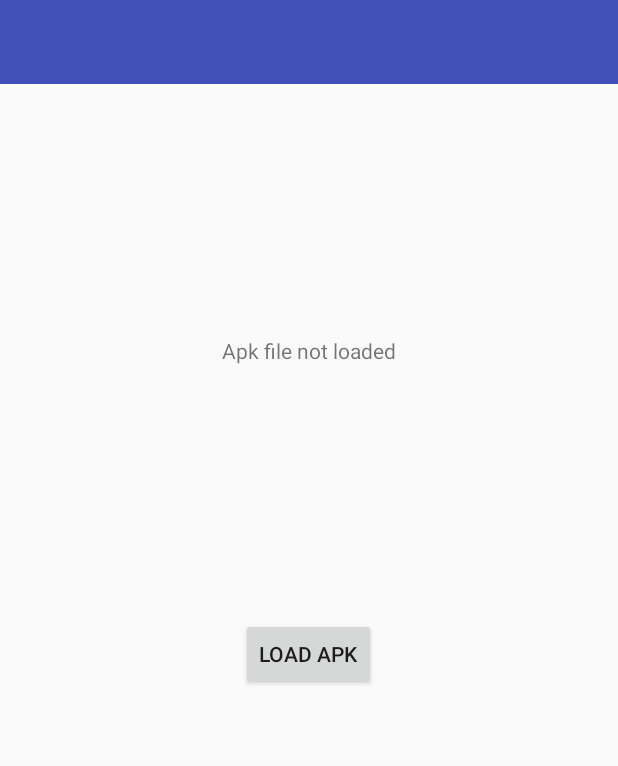
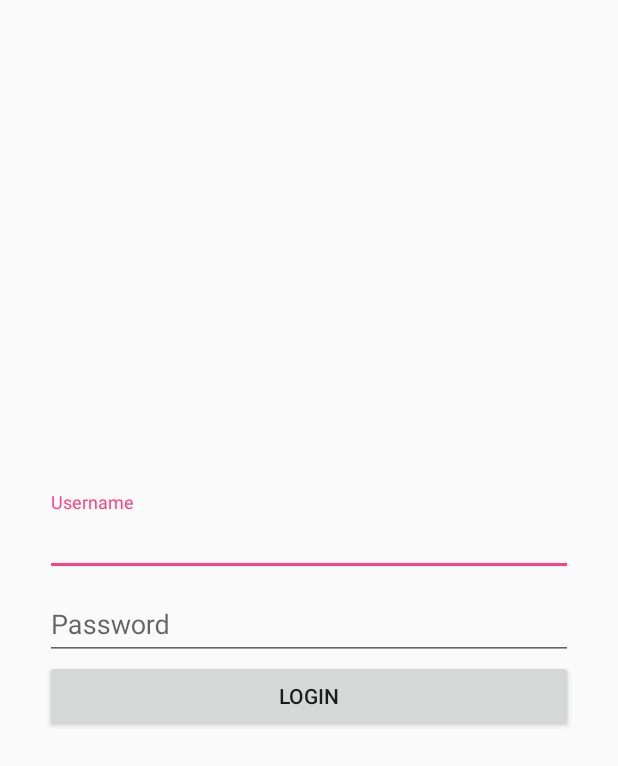
Before and after one commit to ogiba/AlphaBox, an Android app: the screen it shows after launch (MainActivity before the commit, LoginActivity after it), on a phone screen of 412 x 824 dp. Shown: the top 766 px of the screen. Run offline under Robolectric (Android 15) with nearby library versions, the phone set to English and light mode, and no system bars; our stand-ins replace ButterKnife, Firebase (no records; nobody signed in at launch, a user with empty details on screens opened directly).

Commit message:
Started integrating application with Firebase App. Created Acitivty and Presenter for Login screen

```diff
--- a/app/build.gradle
+++ b/app/build.gradle
@@ -24,9 +24,15 @@ dependencies {
     androidTestCompile('com.android.support.test.espresso:espresso-core:2.2.2', {
         exclude group: 'com.android.support', module: 'support-annotations'
     })
+    compile 'com.android.support:design:25.3.1'
     compile 'com.android.support:appcompat-v7:25.3.1'
     compile 'com.android.support.constraint:constraint-layout:1.0.2'
+    compile 'com.jakewharton:butterknife:8.6.0'
+    compile 'com.google.firebase:firebase-auth:10.0.1'
     testCompile 'junit:junit:4.12'
-    compile 'com.jakewharton:butterknife:8.6.0'
     annotationProcessor 'com.jakewharton:butterknife-compiler:8.6.0'
 }
+
+
+
+apply plugin: 'com.google.gms.google-services'
--- a/app/src/main/AndroidManifest.xml
+++ b/app/src/main/AndroidManifest.xml
@@ -12,10 +12,14 @@
         android:roundIcon="@mipmap/ic_launcher_round"
         android:supportsRtl="true"
         android:theme="@style/AppTheme">
-        <activity android:name=".Scenes.MainActivity"
+        <activity
+            android:name=".Scenes.Menu.MainActivity"
+            android:screenOrientation="portrait">
+        </activity>
+        <activity android:name=".Scenes.Login.LoginActivity"
             android:screenOrientation="portrait">
             <intent-filter>
-                <action android:name="android.intent.action.MAIN"/>
+                <action android:name="android.intent.action.MAIN" />
 
                 <category android:name="android.intent.category.LAUNCHER" />
             </intent-filter>
--- /dev/null
+++ b/app/src/main/java/pl/alphabox/Scenes/Login/ILoginPresenter.java
@@ -0,0 +1,11 @@
+package pl.alphabox.Scenes.Login;
+
+/**
+ * Created by ogiba on 04.07.2017.
+ */
+
+public interface ILoginPresenter {
+    void loginUser(String username, String pw);
+    void prepareLoginSystem();
+    void releaseLoginSystem();
+}
--- /dev/null
+++ b/app/src/main/java/pl/alphabox/Scenes/Login/ILoginView.java
@@ -0,0 +1,10 @@
+package pl.alphabox.Scenes.Login;
+
+/**
+ * Created by ogiba on 04.07.2017.
+ */
+
+public interface ILoginView {
+    void onLoginFailed(String resInfo);
+    void onLoginFailed(int resInfo);
+}
--- /dev/null
+++ b/app/src/main/java/pl/alphabox/Scenes/Login/LoginActivity.java
@@ -0,0 +1,71 @@
+package pl.alphabox.Scenes.Login;
+
+import android.os.Bundle;
+import android.support.design.widget.TextInputEditText;
+import android.support.v7.app.AppCompatActivity;
+import android.widget.Button;
+import android.widget.EditText;
+import android.widget.Toast;
+
+import butterknife.BindView;
+import butterknife.ButterKnife;
+import butterknife.OnClick;
+import pl.alphabox.R;
+
+public class LoginActivity extends AppCompatActivity implements ILoginView {
+
+    @BindView(R.id.et_username_field)
+    protected TextInputEditText usernameEditText;
+    @BindView(R.id.et_password_field)
+    protected TextInputEditText passwordEditText;
+    @BindView(R.id.btn_login_user)
+    protected Button loginUserBtn;
+
+    private ILoginPresenter presenter;
+
+    @Override
+    protected void onCreate(Bundle savedInstanceState) {
+        super.onCreate(savedInstanceState);
+        setContentView(R.layout.activity_login);
+        ButterKnife.bind(this);
+
+        setupPresenter();
+    }
+
+    @Override
+    protected void onStart() {
+        super.onStart();
+
+        this.presenter.prepareLoginSystem();
+    }
+
+    @Override
+    protected void onStop() {
+        super.onStop();
+
+        this.presenter.releaseLoginSystem();
+    }
+
+    @OnClick(R.id.btn_login_user)
+    protected void loginUserAction() {
+        final String username = this.usernameEditText.getText().toString();
+        final String password = this.passwordEditText.getText().toString();
+
+        if (!username.isEmpty() && !password.isEmpty())
+            this.presenter.loginUser(username, password);
+    }
+
+    @Override
+    public void onLoginFailed(String resInfo) {
+        Toast.makeText(this, resInfo, Toast.LENGTH_SHORT).show();
+    }
+
+    @Override
+    public void onLoginFailed(int resInfo) {
+        Toast.makeText(this, resInfo, Toast.LENGTH_SHORT).show();
+    }
+
+    private void setupPresenter() {
+        this.presenter = new LoginPresenter(this);
+    }
+}
--- /dev/null
+++ b/app/src/main/java/pl/alphabox/Scenes/Login/LoginPresenter.java
@@ -0,0 +1,76 @@
+package pl.alphabox.Scenes.Login;
+
+import android.support.annotation.NonNull;
+import android.util.Log;
+
+import com.google.android.gms.tasks.OnCompleteListener;
+import com.google.android.gms.tasks.Task;
+import com.google.firebase.auth.AuthResult;
+import com.google.firebase.auth.FirebaseAuth;
+import com.google.firebase.auth.FirebaseUser;
+
+import pl.alphabox.R;
+
+/**
+ * Created by ogiba on 04.07.2017.
+ */
+
+public class LoginPresenter
+        implements ILoginPresenter, FirebaseAuth.AuthStateListener, OnCompleteListener<AuthResult> {
+    private static final String TAG = "LoginPresenter";
+
+    private ILoginView loginView;
+
+    private FirebaseAuth firebaseAuth;
+
+    public LoginPresenter(ILoginView loginView) {
+        this.loginView = loginView;
+
+        setupAuthorization();
+    }
+
+    private void setupAuthorization() {
+        firebaseAuth = FirebaseAuth.getInstance();
+    }
+
+    @Override
+    public void prepareLoginSystem() {
+        this.firebaseAuth.addAuthStateListener(this);
+    }
+
+    @Override
+    public void releaseLoginSystem() {
+        this.firebaseAuth.removeAuthStateListener(this);
+    }
+
+    @Override
+    public void loginUser(String username, String pw) {
+        this.firebaseAuth.signInWithEmailAndPassword(username, pw).addOnCompleteListener(this);
+    }
+
+    @Override
+    public void onAuthStateChanged(@NonNull FirebaseAuth firebaseAuth) {
+        FirebaseUser user = firebaseAuth.getCurrentUser();
+        if (user != null) {
+            Log.d(TAG, "onAuthStateChanged:signed_in:" + user.getUid());
+        } else {
+            Log.d(TAG, "onAuthStateChanged:signed_out");
+        }
+    }
+
+    @Override
+    public void onComplete(@NonNull Task<AuthResult> task) {
+        Log.d(TAG, "signInWithEmail:onComplete:" + task.isSuccessful());
+
+        if (!task.isSuccessful()) {
+            Exception taskException = task.getException();
+            Log.w(TAG, "signInWithEmail:failed", taskException);
+
+            if(taskException != null) {
+                loginView.onLoginFailed(taskException.getLocalizedMessage());
+            } else {
+                loginView.onLoginFailed(R.string.activity_login_auth_failed);
+            }
+        }
+    }
+}
--- a/app/src/main/java/pl/alphabox/Scenes/IMainPresenter.java
+++ b/app/src/main/java/pl/alphabox/Scenes/Menu/IMainPresenter.java
@@ -1,4 +1,4 @@
-package pl.alphabox.Scenes;
+package pl.alphabox.Scenes.Menu;
 
 import android.net.Uri;
 import android.os.Bundle;
--- a/app/src/main/java/pl/alphabox/Scenes/IMainView.java
+++ b/app/src/main/java/pl/alphabox/Scenes/Menu/IMainView.java
@@ -1,4 +1,4 @@
-package pl.alphabox.Scenes;
+package pl.alphabox.Scenes.Menu;
 
 import pl.alphabox.Models.AppModel;
 
--- a/app/src/main/java/pl/alphabox/Scenes/MainActivity.java
+++ b/app/src/main/java/pl/alphabox/Scenes/Menu/MainActivity.java
@@ -1,4 +1,4 @@
-package pl.alphabox.Scenes;
+package pl.alphabox.Scenes.Menu;
 
 import android.Manifest;
 import android.content.Intent;
--- a/app/src/main/java/pl/alphabox/Scenes/MainPresenter.java
+++ b/app/src/main/java/pl/alphabox/Scenes/Menu/MainPresenter.java
@@ -1,4 +1,4 @@
-package pl.alphabox.Scenes;
+package pl.alphabox.Scenes.Menu;
 
 import android.content.pm.PackageInfo;
 import android.content.pm.PackageManager;
--- /dev/null
+++ b/app/src/main/res/layout/activity_login.xml
@@ -0,0 +1,55 @@
+<?xml version="1.0" encoding="utf-8"?>
+<RelativeLayout xmlns:android="http://schemas.android.com/apk/res/android"
+    xmlns:app="http://schemas.android.com/apk/res-auto"
+    xmlns:tools="http://schemas.android.com/tools"
+    android:layout_width="match_parent"
+    android:layout_height="match_parent"
+    tools:context="pl.alphabox.Scenes.Login.LoginActivity">
+
+    <android.support.design.widget.TextInputLayout
+        android:layout_width="wrap_content"
+        android:layout_height="wrap_content"
+        android:layout_above="@+id/et_password_input_layout"
+        android:layout_alignParentEnd="true"
+        android:layout_alignParentStart="true"
+        android:layout_marginLeft="30dp"
+        android:layout_marginRight="30dp">
+
+        <android.support.design.widget.TextInputEditText
+            android:id="@+id/et_username_field"
+            android:layout_width="match_parent"
+            android:layout_height="wrap_content"
+            android:hint="@string/activity_login_username_hint" />
+    </android.support.design.widget.TextInputLayout>
+
+    <android.support.design.widget.TextInputLayout
+        android:id="@+id/et_password_input_layout"
+        android:layout_width="wrap_content"
+        android:layout_height="wrap_content"
+        android:layout_alignParentEnd="true"
+        android:layout_alignParentStart="true"
+        android:layout_centerInParent="true"
+        android:layout_marginLeft="30dp"
+        android:layout_marginRight="30dp">
+
+
+        <android.support.design.widget.TextInputEditText
+            android:id="@+id/et_password_field"
+            android:layout_width="match_parent"
+            android:layout_height="wrap_content"
+            android:hint="@string/activity_login_password_hint"
+            android:inputType="textPassword" />
+    </android.support.design.widget.TextInputLayout>
+
+    <Button
+        android:id="@+id/btn_login_user"
+        android:layout_width="wrap_content"
+        android:layout_height="wrap_content"
+        android:layout_alignParentEnd="true"
+        android:layout_alignParentStart="true"
+        android:layout_below="@id/et_password_input_layout"
+        android:layout_marginLeft="30dp"
+        android:layout_marginRight="30dp"
+        android:text="@string/activity_login_button_label" />
+
+</RelativeLayout>
--- a/app/src/main/res/layout/activity_main.xml
+++ b/app/src/main/res/layout/activity_main.xml
@@ -3,7 +3,7 @@
     xmlns:tools="http://schemas.android.com/tools"
     android:layout_width="match_parent"
     android:layout_height="match_parent"
-    tools:context="pl.alphabox.Scenes.MainActivity">
+    tools:context="pl.alphabox.Scenes.Menu.MainActivity">
 
     <android.support.v7.widget.Toolbar
         android:id="@+id/toolbar"
--- a/app/src/main/res/values/strings.xml
+++ b/app/src/main/res/values/strings.xml
@@ -1,5 +1,10 @@
 <resources>
     <string name="app_name">AlphaBox</string>
+
+    <string name="activity_login_username_hint">Username</string>
+    <string name="activity_login_password_hint">Password</string>
+    <string name="activity_login_button_label">Login</string>
+    <string name="activity_login_auth_failed">Login failed. Unexpected reason.</string>
 
     <string name="activity_main_apk_not_loaded">Apk file not loaded</string>
     <string name="activity_main_apk_loaded">Apk file loaded</string>
--- a/build.gradle
+++ b/build.gradle
@@ -9,6 +9,7 @@ buildscript {
 
         // NOTE: Do not place your application dependencies here; they belong
         // in the individual module build.gradle files
+        classpath 'com.google.gms:google-services:3.0.0'
     }
 }
 
```
